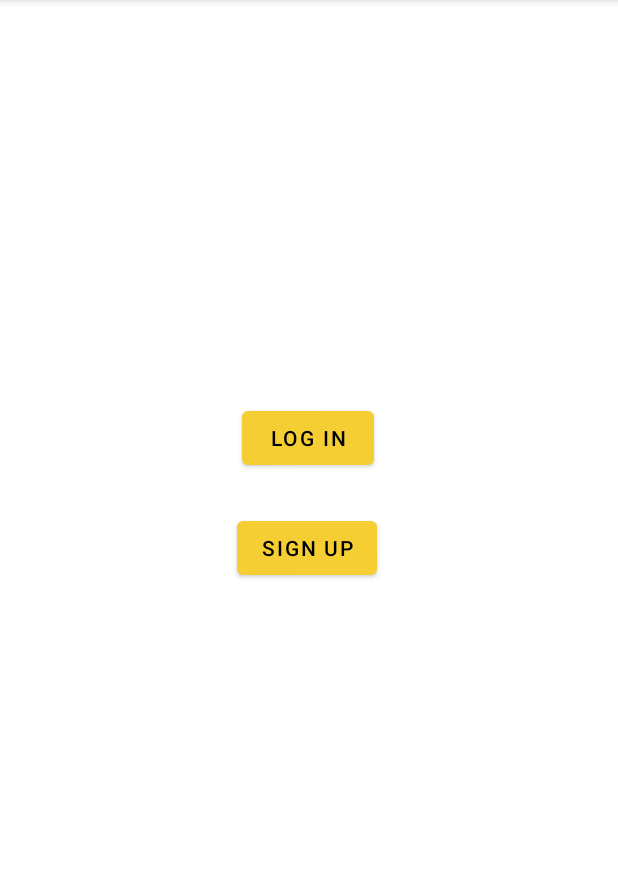
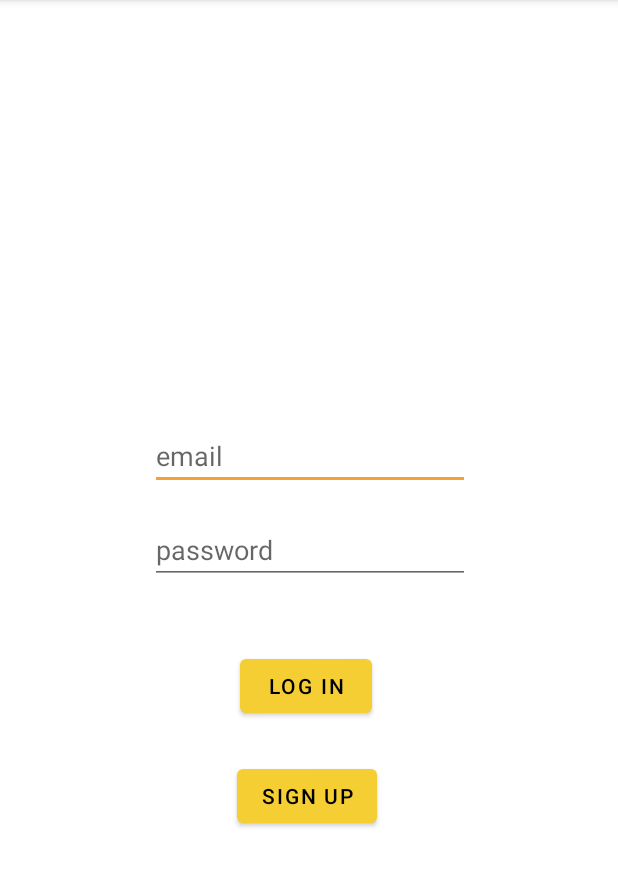
Before and after one commit to sguan12-mu/coinage, an Android app: the screen it shows after launch (LoginActivity), on a phone screen of 412 x 824 dp, the part 84-971 px from its top. Run offline under Robolectric (Android 15) with nearby library versions, the light colour scheme and no system bars; libraries missing offline, so code that uses them is left out: com.parse; 1 statement that could not run was skipped.

Commit message:
login and parse setup

```diff
--- a/app/build.gradle
+++ b/app/build.gradle
@@ -35,4 +35,7 @@ dependencies {
     testImplementation 'junit:junit:4.13.2'
     androidTestImplementation 'androidx.test.ext:junit:1.1.3'
     androidTestImplementation 'androidx.test.espresso:espresso-core:3.4.0'
+
+    // Parse
+    implementation "com.github.parse-community.Parse-SDK-Android:parse:1.26.0"
 }
--- a/app/src/main/java/com/example/coinage/LoginActivity.java
+++ b/app/src/main/java/com/example/coinage/LoginActivity.java
@@ -3,12 +3,21 @@ package com.example.coinage;
 import androidx.appcompat.app.AppCompatActivity;
 
 import android.content.Intent;
+import android.net.ParseException;
 import android.os.Bundle;
+import android.util.Log;
 import android.view.View;
 import android.widget.Button;
+import android.widget.EditText;
+import android.widget.Toast;
+
+import com.parse.LogInCallback;
+import com.parse.ParseUser;
 
 public class LoginActivity extends AppCompatActivity {
     public static final String TAG = "LoginActivity";
+    private EditText etEmail;
+    private EditText etPassword;
     private Button btnLogin;
     private Button btnRegister;
 
@@ -17,11 +26,18 @@ public class LoginActivity extends AppCompatActivity {
         super.onCreate(savedInstanceState);
         setContentView(R.layout.activity_login);
 
+        etEmail = findViewById(R.id.etEmail);
+        etPassword = findViewById(R.id.etPassword);
+
         btnLogin = findViewById(R.id.btnLogin);
         btnLogin.setOnClickListener(new View.OnClickListener() {
             @Override
             public void onClick(View v) {
-                goHomeActivity();
+                String email = etEmail.getText().toString();
+                String password = etPassword.getText().toString();
+                Log.i(TAG, email);
+                Log.i(TAG, password);
+                loginUser(email, password);
             }
         });
 
@@ -45,4 +61,19 @@ public class LoginActivity extends AppCompatActivity {
         startActivity(i);
         finish();
     }
+
+    private void loginUser(String email, String password) {
+        ParseUser.logInInBackground(email, password, new LogInCallback() {
+            // should first check that email and password aren't null
+            @Override
+            public void done(ParseUser user, com.parse.ParseException e) {
+                if (e != null) {
+                    Log.e(TAG, "issue with login", e);
+                    Toast.makeText(LoginActivity.this, "issue with login", Toast.LENGTH_SHORT).show();
+                    return;
+                }
+                goHomeActivity();
+            }
+        });
+    }
 }
--- /dev/null
+++ b/app/src/main/java/com/example/coinage/ParseApplication.java
@@ -0,0 +1,20 @@
+package com.example.coinage;
+
+import android.app.Application;
+
+import com.parse.Parse;
+import com.parse.ParseObject;
+
+public class ParseApplication extends Application {
+    // initializes parse sdk as soon as the application is created
+    @Override
+    public void onCreate() {
+        super.onCreate();
+
+        Parse.initialize(new Parse.Configuration.Builder(this)
+                .applicationId("DZcZ5t4E5OwIQLRyPNYvprBQyD1G0Oy5nQlqrtpz")
+                .clientKey("rjp5DDCIPgdeIkkh5cbW5WlTD2SxObooqcDh5FZQ")
+                .server("https://parseapi.back4app.com")
+                .build());
+    }
+}
--- a/app/src/main/res/layout/activity_login.xml
+++ b/app/src/main/res/layout/activity_login.xml
@@ -6,15 +6,39 @@
     android:layout_height="match_parent"
     tools:context=".LoginActivity">
 
+    <EditText
+        android:id="@+id/etEmail"
+        android:layout_width="wrap_content"
+        android:layout_height="wrap_content"
+        android:layout_marginStart="100dp"
+        android:layout_marginTop="281dp"
+        android:ems="10"
+        android:hint="email"
+        android:inputType="textEmailAddress"
+        app:layout_constraintStart_toStartOf="parent"
+        app:layout_constraintTop_toTopOf="parent" />
+
+    <EditText
+        android:id="@+id/etPassword"
+        android:layout_width="wrap_content"
+        android:layout_height="wrap_content"
+        android:layout_marginStart="100dp"
+        android:layout_marginTop="17dp"
+        android:ems="10"
+        android:hint="password"
+        android:inputType="textPassword"
+        app:layout_constraintStart_toStartOf="parent"
+        app:layout_constraintTop_toBottomOf="@+id/etEmail" />
+
     <Button
         android:id="@+id/btnLogin"
         android:layout_width="wrap_content"
         android:layout_height="wrap_content"
-        android:layout_marginStart="161dp"
-        android:layout_marginTop="268dp"
+        android:layout_marginStart="160dp"
+        android:layout_marginTop="44dp"
         android:text="LOG IN"
         app:layout_constraintStart_toStartOf="parent"
-        app:layout_constraintTop_toTopOf="parent" />
+        app:layout_constraintTop_toBottomOf="@+id/etPassword" />
 
     <Button
         android:id="@+id/btnRegister"
--- a/settings.gradle
+++ b/settings.gradle
@@ -10,6 +10,7 @@ dependencyResolutionManagement {
     repositories {
         google()
         mavenCentral()
+        maven { url 'https://jitpack.io' }
     }
 }
 rootProject.name = "Coinage"
```
Also changed, not shown: app/src/main/AndroidManifest.xml (+16 -0 lines), app/src/main/res/values/strings.xml (+5 -2 lines).
